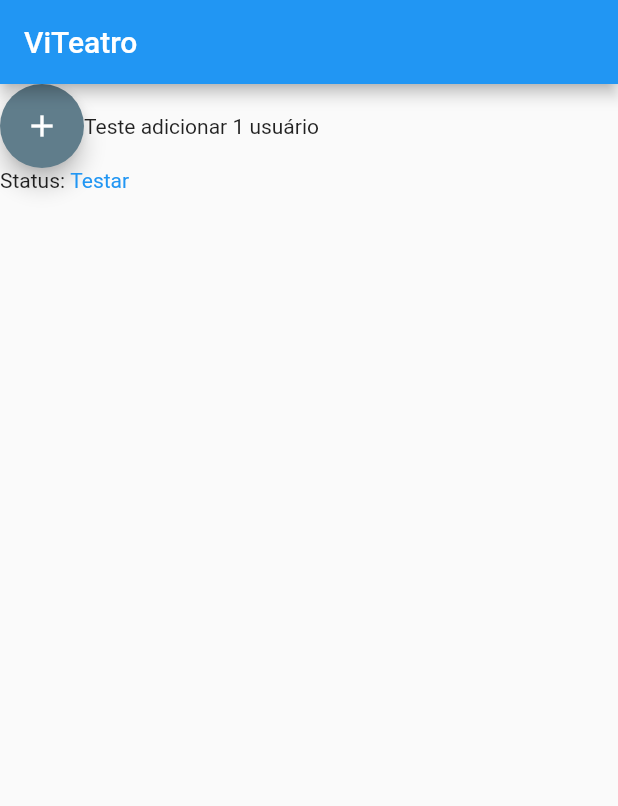
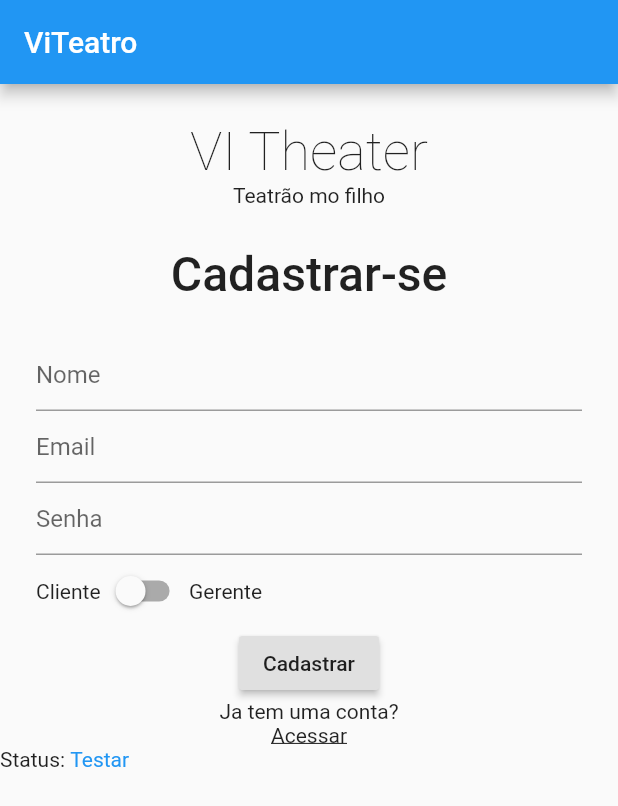
Before and after one commit to giovannilima262/venda-ingresso-espetaculo-teatro, a Flutter app: the screen it shows after launch, on a phone screen of 412 x 824 dp. Shown: the top 806 px of the screen. Run offline on Flutter 3.47's test engine with Material 2 defaults, Android fonts, the phone set to English and light mode, and no system bars; missing offline and left inert: enum_to_string.

Commit message:
Adicionada tela de cadastro de usuario

```diff
--- a/vi_teatro_mobile/lib/models/user.model.dart
+++ b/vi_teatro_mobile/lib/models/user.model.dart
@@ -7,11 +7,17 @@ class UserModel {
     this.id,
     this.firebaseCode,
     this.type,
+    this.email,
+    this.name,
+    this.password,
   });
 
   final int id;
-  final String firebaseCode;
-  final UserEnum type;
+  String firebaseCode;
+  UserEnum type;
+  String email;
+  String name;
+  String password;
 
   static List<UserModel> convertJsonList(dynamic values) {
     var list = List<UserModel>();
@@ -21,6 +27,9 @@ class UserModel {
         id: item['id'],
         firebaseCode: item['firebaseCode'],
         type: EnumToString.fromString(UserEnum.values, item['type']),
+        email: item['email'],
+        name: item['name'],
+        password: item['password'],
       );
       list.add(userModel);
     }
@@ -30,5 +39,8 @@ class UserModel {
   Map<String, dynamic> toMap() => {
         'firebaseCode': this.firebaseCode,
         'type': EnumToString.parse(this.type),
+        'email': this.email,
+        'name': this.name,
+        'password': this.password,
       };
 }
--- a/vi_teatro_mobile/lib/screens/home/home.dart
+++ b/vi_teatro_mobile/lib/screens/home/home.dart
@@ -1,10 +1,14 @@
+import 'dart:math';
+
 import 'package:flutter/material.dart';
+import 'package:http/http.dart' as http;
 import 'package:provider/provider.dart';
 import 'package:vi_teatro_mobile/api/response.dart';
 import 'package:vi_teatro_mobile/language/demo_localizations.dart';
 import 'package:vi_teatro_mobile/models/user.model.dart';
 import 'package:vi_teatro_mobile/providers/user.provider.dart';
-import 'package:http/http.dart' as http;
+
+import '../../models/user.model.dart';
 
 class Home extends StatefulWidget {
   const Home({
@@ -12,6 +16,7 @@ class Home extends StatefulWidget {
   });
 
   final http.Client httpClient;
+
   @override
   _HomeState createState() => _HomeState();
 }
@@ -44,11 +49,18 @@ class _HomeState extends State<Home> {
     };
   }
 
+  final _formKey = GlobalKey<FormState>();
+  final scaffoldKey = new GlobalKey<ScaffoldState>();
+  final user = UserModel();
+  bool isManager = false;
+
   @override
   Widget build(BuildContext context) {
-    return Consumer<UserProvider>(builder: (context, provider, child) {
+    return Consumer<UserProvider>(
+      builder: (context, provider, child) {
         dynamic status = getValuesStatus(provider.statusFetching);
         return Scaffold(
+          key: scaffoldKey,
           appBar: AppBar(
             centerTitle: false,
             title: Text(
@@ -57,20 +69,83 @@ class _HomeState extends State<Home> {
           ),
           body: Column(
             children: <Widget>[
-            Row(
-              children: <Widget>[
-                FloatingActionButton(
-                  child: Icon(Icons.add),
-                  onPressed: () => provider.addUser(
-                    clientHttp: widget.httpClient,
-                    user: UserModel(
-                      firebaseCode: 'teste',
-                      type: UserEnum.MANAGER,
+              Form(
+                key: _formKey,
+                child: Padding(
+                  padding: const EdgeInsets.only(left: 24.0, right: 24.0),
+                  child: Column(
+                    children: [
+                      Padding(
+                        padding: const EdgeInsets.only(top: 24),
+                        child: Text(
+                          "VI Theater",
+                          style: TextStyle(
+                            fontSize: 36,
+                            fontWeight: FontWeight.w100,
                           ),
                         ),
                       ),
-                Text('Teste adicionar 1 usuário'),
+                      Text(
+                        "Teatrão mo filho",
+                        style: TextStyle(
+                          fontSize: 14,
+                          fontWeight: FontWeight.w400,
+                        ),
+                      ),
+                      Padding(
+                        padding: const EdgeInsets.only(top: 26, bottom: 24),
+                        child: Text(
+                          "Cadastrar-se",
+                          style: TextStyle(
+                            fontSize: 32,
+                            fontWeight: FontWeight.w500,
+                          ),
+                        ),
+                      ),
+                      TextFormField(
+                        decoration: InputDecoration(hintText: "Nome"),
+                        validator: (value) => value.isEmpty ? "O nome é obrigatório" : null,
+                        onSaved: (name) => user.name = name,
+                      ),
+                      TextFormField(
+                        decoration: InputDecoration(hintText: "Email"),
+                        validator: (value) => value.isEmpty ? "O email é obrigatório" : null,
+                        onSaved: (email) => user.email = email,
+                      ),
+                      TextFormField(
+                        decoration: InputDecoration(hintText: "Senha"),
+                        validator: (value) => value.isEmpty ? "O senha é obrigatório" : null,
+                        onSaved: (password) => user.password = password,
+                      ),
+                      Row(
+                        children: [
+                          Text("Cliente"),
+                          Switch(
+                            value: isManager,
+                            onChanged: (_) => {
+                              setState(() => isManager = !isManager),
+                            },
+                          ),
+                          Text("Gerente"),
                         ],
+                      ),
+                      RaisedButton(
+                        onPressed: () => onSignUpClicked(provider),
+                        child: Text("Cadastrar"),
+                      ),
+                      Text("Ja tem uma conta?"),
+                      GestureDetector(
+                        onTap: () => print("tocou"),
+                        child: Text(
+                          "Acessar",
+                          style: TextStyle(
+                            decoration: TextDecoration.underline,
+                          ),
+                        ),
+                      ),
+                    ],
+                  ),
+                ),
               ),
               Row(
                 children: <Widget>[
@@ -84,6 +159,22 @@ class _HomeState extends State<Home> {
             ],
           ),
         );
-    });
+      },
+    );
+  }
+
+  onSignUpClicked(UserProvider provider) {
+    return {
+      if (_formKey.currentState.validate())
+        {
+          _formKey.currentState.save(),
+          user.type = isManager ? UserEnum.MANAGER : UserEnum.CLIENT,
+          user.firebaseCode = Random.secure().nextDouble().toStringAsPrecision(10),
+          provider.addUser(
+            clientHttp: widget.httpClient,
+            user: user,
+          ),
+        },
+    };
   }
 }
```
Also changed, not shown: vi_teatro_mobile/pubspec.lock. Lines whose indentation alone changed are shown as unchanged.
